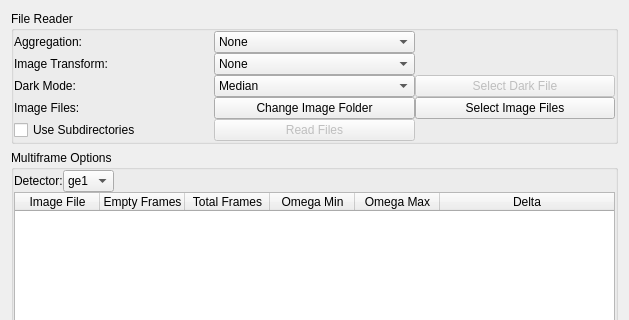
HEXRD/hexrdgui, file hexrd/ui/resources/ui/load_panel.ui: the form before one commit; both pictures show x 0 to 629 and y 0 to 320 of the 629 by 578 pixel window.
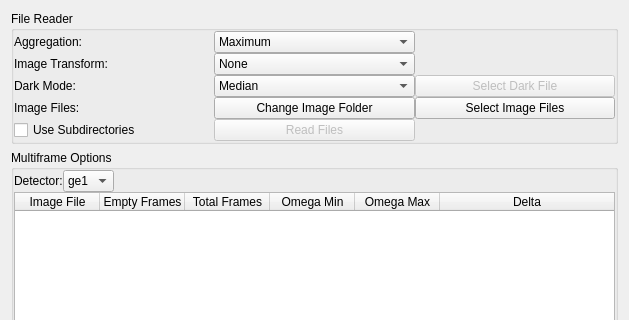
The form after the commit.

Commit message:
Clear load panel when a new configuration is loaded
If a new configuration file is loaded any currently loaded images are discareded.

```diff
--- a/hexrd/ui/resources/ui/load_panel.ui
+++ b/hexrd/ui/resources/ui/load_panel.ui
@@ -61,11 +61,6 @@
       </item>
       <item row="0" column="1">
        <widget class="QComboBox" name="aggregation">
-        <item>
-         <property name="text">
-          <string>None</string>
-         </property>
-        </item>
         <item>
          <property name="text">
           <string>Maximum</string>
```
Left out of the diff: 5 changed lines with no effect on the pictures. The commit also changes 2 other files.
